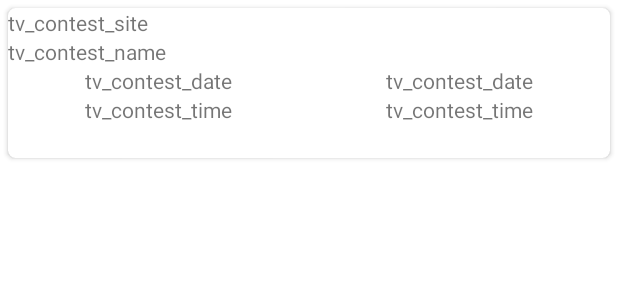
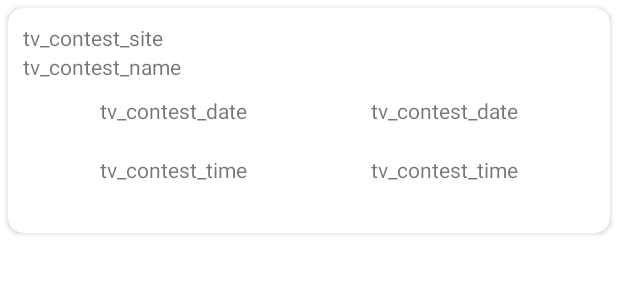
Before and after one commit to Yash-tyagi/cp-calendar, an Android app: the layout custom_item_layout.xml on its own in the app's theme, with its tools: preview values and no code run, on a phone screen of 412 x 824 dp. Shown: the top 300 px of the screen. Run offline under Robolectric (Android 15) with nearby library versions, the phone set to English and light mode, and no system bars; network calls fail.

Commit message:
added progress bar

```diff
--- a/app/build.gradle
+++ b/app/build.gradle
@@ -37,6 +37,7 @@ dependencies {
     implementation 'com.google.code.gson:gson:2.8.7'
     implementation 'androidx.recyclerview:recyclerview:1.2.1'
     implementation "androidx.cardview:cardview:1.0.0"
+    implementation 'com.github.ybq:Android-SpinKit:1.4.0'
     testImplementation 'junit:junit:4.+'
     androidTestImplementation 'androidx.test.ext:junit:1.1.2'
     androidTestImplementation 'androidx.test.espresso:espresso-core:3.3.0'
--- a/app/src/main/res/layout/custom_item_layout.xml
+++ b/app/src/main/res/layout/custom_item_layout.xml
@@ -1,18 +1,22 @@
 <?xml version="1.0" encoding="utf-8"?>
 <androidx.cardview.widget.CardView xmlns:android="http://schemas.android.com/apk/res/android"
     android:layout_width="match_parent"
-    android:layout_height="100dp"
+    android:layout_height="150dp"
     xmlns:app="http://schemas.android.com/apk/res-auto"
     android:orientation="vertical"
+    android:id="@+id/recycler_view_row_layout"
     android:elevation="5dp"
-    app:cardCornerRadius="5dp"
-    android:layout_margin="5dp">
+    app:cardCornerRadius="10dp"
+    android:layout_margin="5dp"
+    android:clickable="true"
+    android:foreground="?android:attr/selectableItemBackground">
 
     <LinearLayout
         android:layout_width="match_parent"
         android:layout_height="wrap_content"
         android:orientation="vertical"
-        xmlns:android="http://schemas.android.com/apk/res/android">
+        android:padding="10dp"
+        android:id="@+id/cardView">
         <TextView
             android:layout_width="wrap_content"
             android:layout_height="wrap_content"
@@ -27,6 +31,7 @@
         <LinearLayout
             android:layout_width="match_parent"
             android:layout_height="match_parent"
+            android:padding="10dp"
             android:orientation="horizontal">
             <TextView
                 android:layout_width="match_parent"
@@ -49,6 +54,7 @@
         <LinearLayout
             android:layout_width="match_parent"
             android:layout_height="match_parent"
+            android:padding="10dp"
             android:orientation="horizontal">
             <TextView
                 android:layout_width="match_parent"
--- a/app/src/main/res/values/colors.xml
+++ b/app/src/main/res/values/colors.xml
@@ -7,4 +7,6 @@
     <color name="teal_700">#FF018786</color>
     <color name="black">#FF000000</color>
     <color name="white">#FFFFFFFF</color>
+    <color name="active_contests">#d0f4de</color>
+    <color name="progress_bar">#D4F1F4</color>
 </resources>
```
Also changed, not shown: app/src/main/java/com/example/cpcalendar/Datum.java (+26 -1 lines), app/src/main/java/com/example/cpcalendar/MainActivity.java (+25 -11 lines), app/src/main/java/com/example/cpcalendar/RcAdapter.java (+68 -17 lines), app/src/main/res/layout/activity_main.xml (+16 -0 lines).
